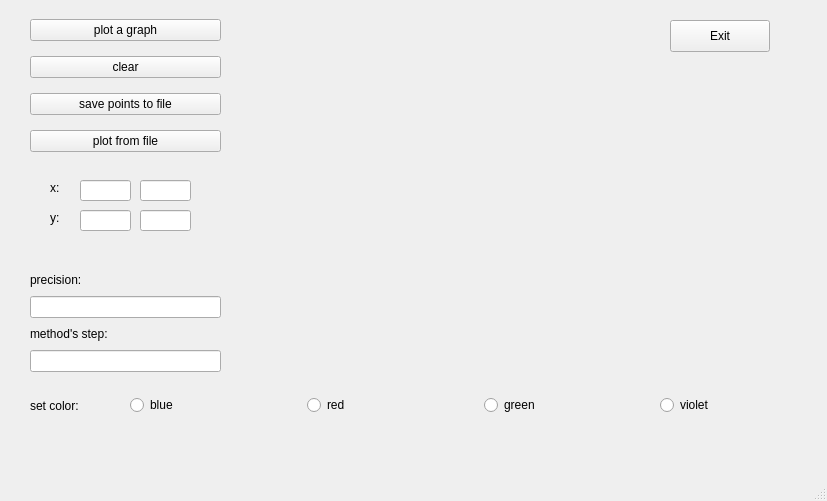
Qt form src/gui/src/mainwindow.ui (QapFUc/Team-Lobachevsky-nm-1) before a commit.
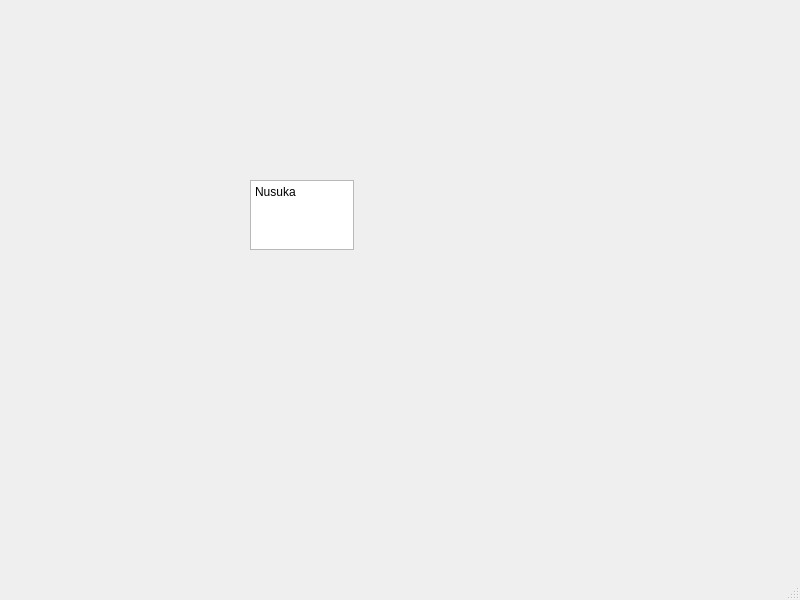
The same form after that commit. Custom widgets are drawn as their Qt base class.

Diff of the .ui file:
```diff
--- a/src/gui/src/mainwindow.ui
+++ b/src/gui/src/mainwindow.ui
@@ -6,229 +6,32 @@
    <rect>
     <x>0</x>
     <y>0</y>
-    <width>827</width>
-    <height>501</height>
+    <width>800</width>
+    <height>600</height>
    </rect>
   </property>
   <property name="windowTitle">
    <string>MainWindow</string>
   </property>
   <widget class="QWidget" name="centralwidget">
-   <widget class="QPushButton" name="exit_button">
+   <widget class="QTextEdit" name="textEdit">
     <property name="geometry">
      <rect>
-      <x>670</x>
-      <y>20</y>
-      <width>100</width>
-      <height>32</height>
-     </rect>
-    </property>
-    <property name="text">
-     <string>Exit</string>
-    </property>
-   </widget>
-   <widget class="QWidget" name="verticalLayoutWidget">
-    <property name="geometry">
-     <rect>
-      <x>30</x>
-      <y>10</y>
-      <width>191</width>
-      <height>151</height>
-     </rect>
-    </property>
-    <layout class="QVBoxLayout" name="verticalLayout">
-     <item>
-      <widget class="QPushButton" name="button_plot">
-       <property name="text">
-        <string>plot a graph</string>
-       </property>
-      </widget>
-     </item>
-     <item>
-      <widget class="QPushButton" name="button_clear">
-       <property name="text">
-        <string>clear</string>
-       </property>
-      </widget>
-     </item>
-     <item>
-      <widget class="QPushButton" name="button_save_points">
-       <property name="text">
-        <string>save points to file</string>
-       </property>
-      </widget>
-     </item>
-     <item>
-      <widget class="QPushButton" name="button_plot_from_file">
-       <property name="text">
-        <string>plot from file</string>
-       </property>
-      </widget>
-     </item>
-    </layout>
-   </widget>
-   <widget class="QWidget" name="verticalLayoutWidget_2">
-    <property name="geometry">
-     <rect>
-      <x>30</x>
-      <y>270</y>
-      <width>191</width>
-      <height>102</height>
-     </rect>
-    </property>
-    <layout class="QVBoxLayout" name="verticalLayout_2">
-     <item>
-      <widget class="QLabel" name="label">
-       <property name="text">
-        <string>precision:</string>
-       </property>
-      </widget>
-     </item>
-     <item>
-      <widget class="QLineEdit" name="lineEdit_precision"/>
-     </item>
-     <item>
-      <widget class="QLabel" name="label_2">
-       <property name="text">
-        <string>method's step:</string>
-       </property>
-      </widget>
-     </item>
-     <item>
-      <widget class="QLineEdit" name="lineEdit_step"/>
-     </item>
-    </layout>
-   </widget>
-   <widget class="QWidget" name="horizontalLayoutWidget">
-    <property name="geometry">
-     <rect>
-      <x>130</x>
-      <y>380</y>
-      <width>701</width>
-      <height>51</height>
-     </rect>
-    </property>
-    <layout class="QHBoxLayout" name="horizontalLayout">
-     <item>
-      <widget class="QRadioButton" name="radioButton_blue">
-       <property name="text">
-        <string>blue</string>
-       </property>
-      </widget>
-     </item>
-     <item>
-      <widget class="QRadioButton" name="radioButton_red">
-       <property name="text">
-        <string>red</string>
-       </property>
-      </widget>
-     </item>
-     <item>
-      <widget class="QRadioButton" name="radioButton_green">
-       <property name="text">
-        <string>green</string>
-       </property>
-      </widget>
-     </item>
-     <item>
-      <widget class="QRadioButton" name="radioButton_violet">
-       <property name="text">
-        <string>violet</string>
-       </property>
-      </widget>
-     </item>
-    </layout>
-   </widget>
-   <widget class="QLabel" name="label_3">
-    <property name="geometry">
-     <rect>
-      <x>30</x>
-      <y>385</y>
-      <width>81</width>
-      <height>41</height>
-     </rect>
-    </property>
-    <property name="text">
-     <string>set color:</string>
-    </property>
-   </widget>
-   <widget class="QCustomPlot" name="widget" native="true">
-    <property name="geometry">
-     <rect>
-      <x>249</x>
-      <y>79</y>
-      <width>541</width>
-      <height>281</height>
-     </rect>
-    </property>
-   </widget>
-   <widget class="QLineEdit" name="lineEdit_X_begin">
-    <property name="enabled">
-     <bool>true</bool>
-    </property>
-    <property name="geometry">
-     <rect>
-      <x>80</x>
+      <x>250</x>
       <y>180</y>
-      <width>51</width>
-      <height>21</height>
+      <width>104</width>
+      <height>70</height>
      </rect>
     </property>
-   </widget>
-   <widget class="QLineEdit" name="lineEdit_Y_begin">
-    <property name="geometry">
-     <rect>
-      <x>80</x>
-      <y>210</y>
-      <width>51</width>
-      <height>21</height>
-     </rect>
-    </property>
-   </widget>
-   <widget class="QLabel" name="label_4">
-    <property name="geometry">
-     <rect>
-      <x>50</x>
-      <y>180</y>
-      <width>21</width>
-      <height>16</height>
-     </rect>
-    </property>
-    <property name="text">
-     <string>x:</string>
-    </property>
-   </widget>
-   <widget class="QLabel" name="label_5">
-    <property name="geometry">
-     <rect>
-      <x>50</x>
-      <y>210</y>
-      <width>21</width>
-      <height>16</height>
-     </rect>
-    </property>
-    <property name="text">
-     <string>y:</string>
-    </property>
-   </widget>
-   <widget class="QLineEdit" name="lineEdit_X_end">
-    <property name="geometry">
-     <rect>
-      <x>140</x>
-      <y>180</y>
-      <width>51</width>
-      <height>21</height>
-     </rect>
-    </property>
-   </widget>
-   <widget class="QLineEdit" name="lineEdit_Y_end">
-    <property name="geometry">
-     <rect>
-      <x>140</x>
-      <y>210</y>
-      <width>51</width>
-      <height>21</height>
-     </rect>
+    <property name="html">
+     <string>&lt;!DOCTYPE HTML PUBLIC &quot;-//W3C//DTD HTML 4.0//EN&quot; &quot;http://www.w3.org/TR/REC-html40/strict.dtd&quot;&gt;
+&lt;html&gt;&lt;head&gt;&lt;meta name=&quot;qrichtext&quot; content=&quot;1&quot; /&gt;&lt;meta charset=&quot;utf-8&quot; /&gt;&lt;style type=&quot;text/css&quot;&gt;
+p, li { white-space: pre-wrap; }
+hr { height: 1px; border-width: 0; }
+li.unchecked::marker { content: &quot;\2610&quot;; }
+li.checked::marker { content: &quot;\2612&quot;; }
+&lt;/style&gt;&lt;/head&gt;&lt;body style=&quot; font-family:'Sans Serif'; font-size:9pt; font-weight:400; font-style:normal;&quot;&gt;
+&lt;p style=&quot; margin-top:0px; margin-bottom:0px; margin-left:0px; margin-right:0px; -qt-block-indent:0; text-indent:0px;&quot;&gt;Nusuka&lt;/p&gt;&lt;/body&gt;&lt;/html&gt;</string>
     </property>
    </widget>
   </widget>
@@ -244,14 +47,6 @@
   </widget>
   <widget class="QStatusBar" name="statusbar"/>
  </widget>
- <customwidgets>
-  <customwidget>
-   <class>QCustomPlot</class>
-   <extends>QWidget</extends>
-   <header>qcustomplot.h</header>
-   <container>1</container>
-  </customwidget>
- </customwidgets>
  <resources/>
  <connections/>
 </ui>
```
Left out of the diff: 4 changed lines with no effect on the pictures.
